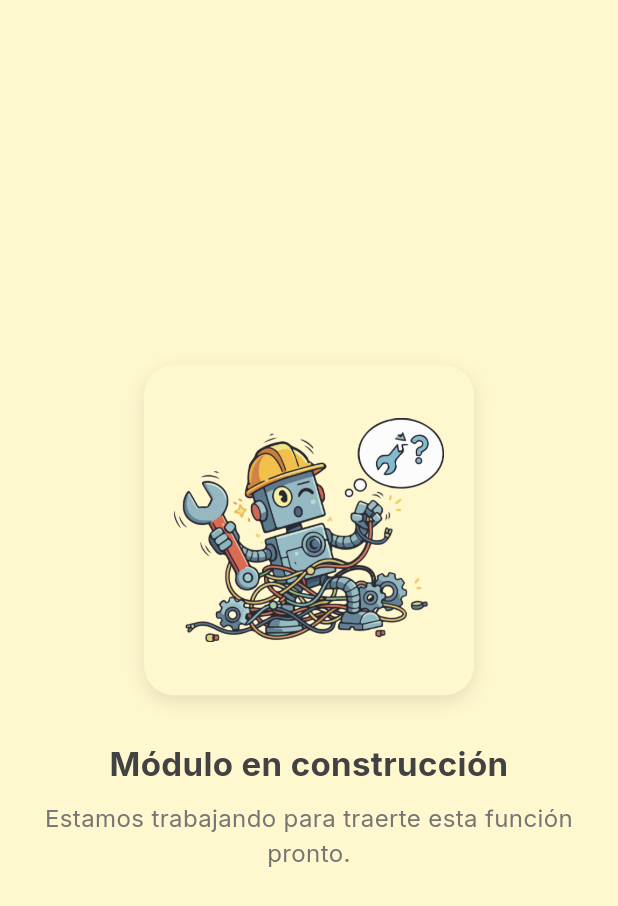
After one commit to ItsRaven-13/messaging_app, a Flutter app: the CreateGroupsScreen screen opened by its route, on a phone screen of 412 x 824 dp. The commit adds this screen. Shown: the top 906 px of the screen. Run offline on Flutter 3.47's test engine with Material 3 defaults, Android fonts, the phone set to English and light mode, and no system bars; our stand-ins replace cached_network_image, cloud_firestore, connectivity_plus, firebase_auth, firebase_core, firebase_messaging and 9 more; missing offline and left inert: firebase_app_check; accounts and stored records are empty; generated files the repository leaves out were written again.

Commit message:
feat(groupChats): Se pone mensaje para indicar que chat groups esta en construcción

```diff
--- a/lib/app/router/app_router.dart
+++ b/lib/app/router/app_router.dart
@@ -2,7 +2,6 @@ import 'package:go_router/go_router.dart';
 import 'package:messaging_app/app/router/route_helpers.dart';
 import 'package:messaging_app/core/constants/app_routes.dart';
 import 'package:messaging_app/app/router/app_screens.dart';
-import 'package:messaging_app/features/chat/presentation/screens/chat_screen.dart';
 import 'package:messaging_app/features/contacts/domain/models/contact_model.dart';
 
 final GoRouter appRouter = GoRouter(
@@ -63,6 +62,11 @@ final GoRouter appRouter = GoRouter(
       },
     ),
     GoRoute(
+      path: '/${AppRoutes.createGroups}',
+      name: AppRoutes.createGroups,
+      builder: (context, state) => const CreateGroupsScreen(),
+    ),
+    GoRoute(
       path: '/${AppRoutes.profileEdit}',
       name: AppRoutes.profileEdit,
       builder: (context, state) => const ProfileEditScreen(),
--- a/lib/app/router/app_screens.dart
+++ b/lib/app/router/app_screens.dart
@@ -7,3 +7,5 @@ export 'package:messaging_app/features/contacts/presentation/screens/contact_lis
 export 'package:messaging_app/features/auth/presentation/screens/profile_setup_screen.dart';
 export 'package:messaging_app/features/auth/presentation/screens/profile_edit_screen.dart';
 export 'package:messaging_app/features/contacts/presentation/screens/add_contact_screen.dart';
+export 'package:messaging_app/features/chat/presentation/screens/chat_screen.dart';
+export 'package:messaging_app/features/groups/presentation/screens/create_groups_screen.dart';
--- a/lib/core/constants/app_routes.dart
+++ b/lib/core/constants/app_routes.dart
@@ -7,6 +7,7 @@ class AppRoutes {
   static const contacts = 'contacts';
   static const addContact = 'addContact';
   static const chat = 'chat';
+  static const createGroups = 'createGroups';
   static const profileEdit = 'profileEdit';
   static const noConnection = 'noConnection';
 }
--- a/lib/features/chat/presentation/screens/home_chat_screen.dart
+++ b/lib/features/chat/presentation/screens/home_chat_screen.dart
@@ -67,7 +67,7 @@ class _HomeChatScreenState extends State<HomeChatScreen> {
               } else if (value == 'contactos') {
                 context.pushNamed(AppRoutes.contacts);
               } else if (value == 'new_group') {
-                // Lógica para crear un nuevo grupo
+                context.pushNamed(AppRoutes.createGroups);
               } else if (value == 'logout') {
                 await auth.signOut();
                 context.goNamed(AppRoutes.welcome);
--- a/lib/features/contacts/presentation/screens/contact_list_screen.dart
+++ b/lib/features/contacts/presentation/screens/contact_list_screen.dart
@@ -136,7 +136,10 @@ void _showContactOptions(BuildContext context) {
             ListTile(
               leading: const Icon(Icons.group_add),
               title: const Text('Nuevo Grupo'),
-              onTap: () => context.pop(bc),
+              onTap: () {
+                context.pop(bc);
+                context.pushNamed(AppRoutes.createGroups);
+              },
             ),
           ],
         ),
--- /dev/null
+++ b/lib/features/groups/presentation/screens/create_groups_screen.dart
@@ -0,0 +1,58 @@
+import 'package:flutter/material.dart';
+
+class CreateGroupsScreen extends StatelessWidget {
+  const CreateGroupsScreen({super.key});
+
+  @override
+  Widget build(BuildContext context) {
+    return Scaffold(
+      body: Center(
+        child: Padding(
+          padding: const EdgeInsets.all(24.0),
+          child: Column(
+            mainAxisSize: MainAxisSize.min,
+            children: [
+              Container(
+                padding: const EdgeInsets.all(20),
+                decoration: BoxDecoration(
+                  color: Theme.of(context).colorScheme.surface,
+                  borderRadius: BorderRadius.circular(20),
+                  boxShadow: [
+                    BoxShadow(
+                      color: Colors.black.withOpacity(0.1),
+                      blurRadius: 10,
+                      offset: const Offset(0, 4),
+                    ),
+                  ],
+                ),
+                child: Image.asset(
+                  'assets/images/construccion.png',
+                  width: 180,
+                  height: 180,
+                  fit: BoxFit.contain,
+                ),
+              ),
+
+              const SizedBox(height: 30),
+              Text(
+                "Módulo en construcción",
+                style: TextStyle(
+                  fontSize: 22,
+                  fontWeight: FontWeight.bold,
+                  color: Colors.grey[800],
+                ),
+                textAlign: TextAlign.center,
+              ),
+              const SizedBox(height: 10),
+              Text(
+                "Estamos trabajando para traerte esta función pronto.",
+                style: TextStyle(fontSize: 16, color: Colors.grey[600]),
+                textAlign: TextAlign.center,
+              ),
+            ],
+          ),
+        ),
+      ),
+    );
+  }
+}
```
Also changed, not shown: assets/images/construccion.png (added).
